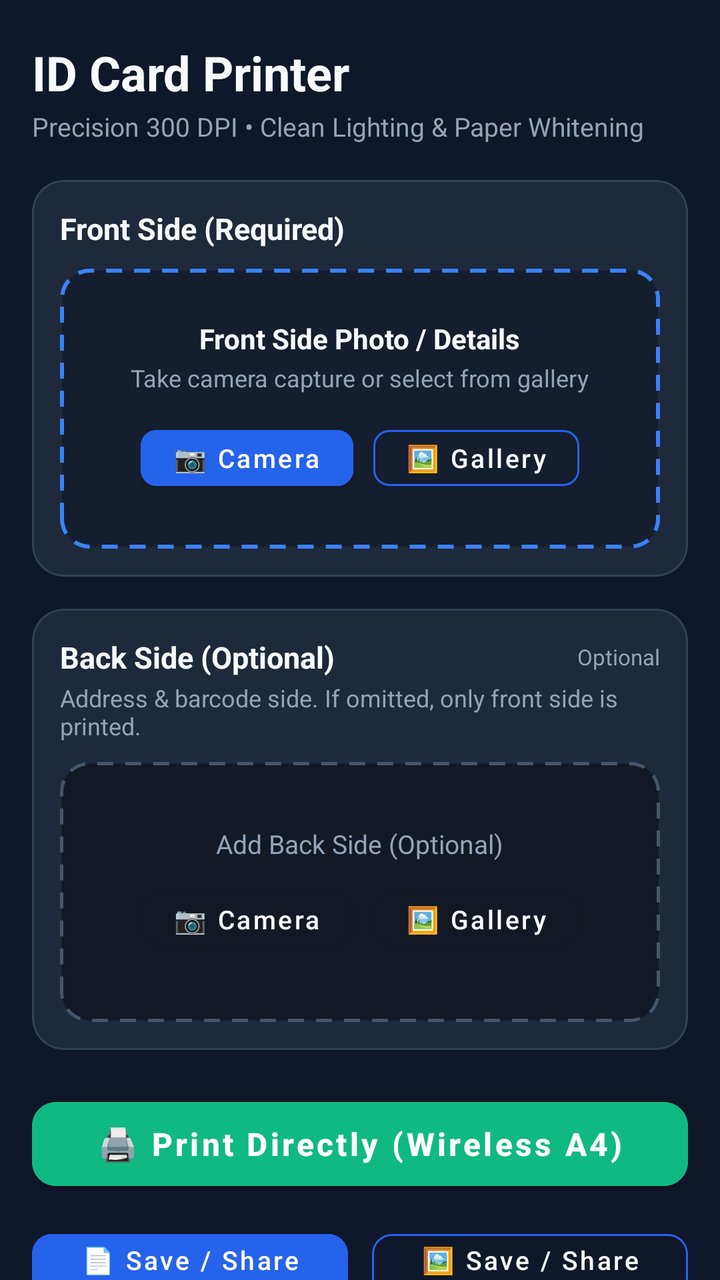
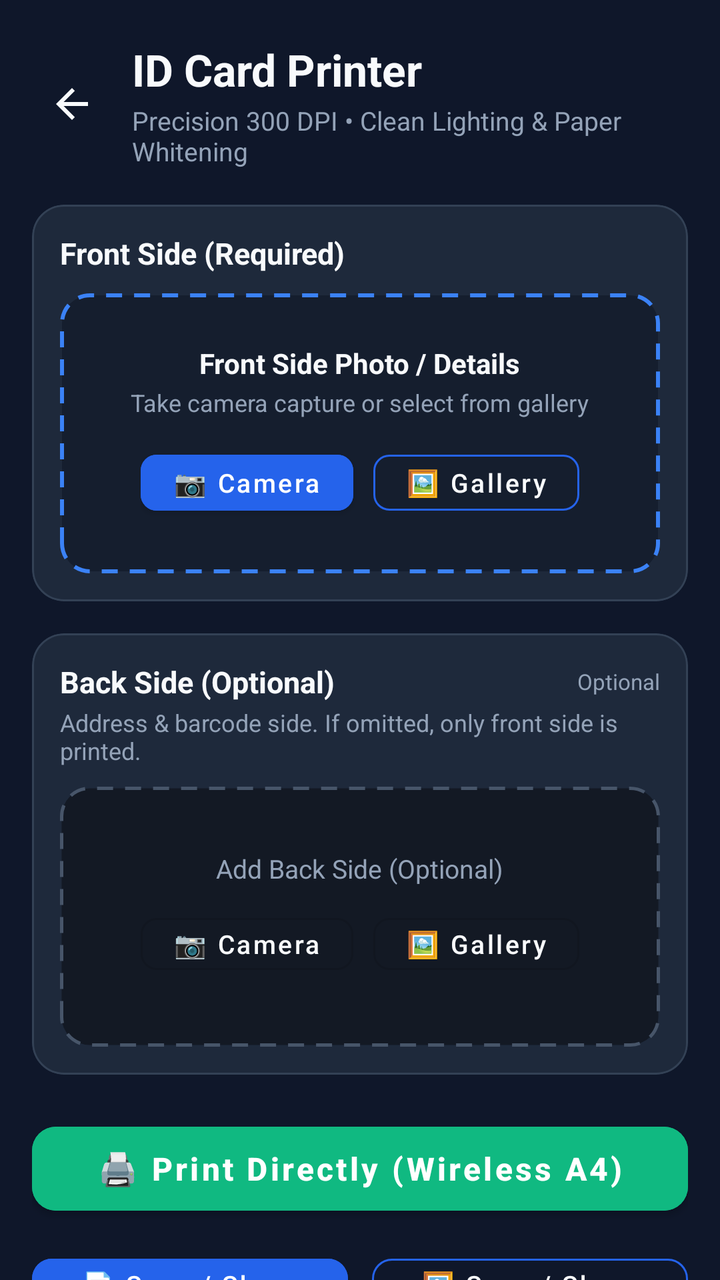

The first picture is an Android layout as it rendered before a commit; the second is the same layout after the commit. The layout source and the unified diff follow.
<!-- AndroidManifest.xml: activity theme Theme.IdCardPrinterApp -->
<!-- res/layout/activity_id_card_main.xml -->
<?xml version="1.0" encoding="utf-8"?>
<FrameLayout xmlns:android="http://schemas.android.com/apk/res/android"
    xmlns:app="http://schemas.android.com/apk/res-auto"
    xmlns:tools="http://schemas.android.com/tools"
    android:layout_width="match_parent"
    android:layout_height="match_parent"
    android:background="@color/background">

    <androidx.core.widget.NestedScrollView
        android:layout_width="match_parent"
        android:layout_height="match_parent"
        android:fillViewport="true">

        <LinearLayout
            android:layout_width="match_parent"
            android:layout_height="wrap_content"
            android:orientation="vertical"
            android:paddingHorizontal="16dp"
            android:paddingTop="20dp"
            android:paddingBottom="40dp">

            
            <LinearLayout
                android:layout_width="match_parent"
                android:layout_height="wrap_content"
                android:orientation="vertical"
                android:layout_marginBottom="18dp">

                <TextView
                    android:layout_width="wrap_content"
                    android:layout_height="wrap_content"
                    android:text="@string/idcard_app_title"
                    android:textColor="@color/text_primary"
                    android:textSize="24sp"
                    android:textStyle="bold" />

                <TextView
                    android:layout_width="wrap_content"
                    android:layout_height="wrap_content"
                    android:layout_marginTop="2dp"
                    android:text="Precision 300 DPI • Clean Lighting &amp; Paper Whitening"
                    android:textColor="@color/text_secondary"
                    android:textSize="13sp" />
            </LinearLayout>

            
            <com.google.android.material.card.MaterialCardView
                android:layout_width="match_parent"
                android:layout_height="wrap_content"
                android:layout_marginBottom="16dp"
                app:cardBackgroundColor="@color/surface"
                app:cardCornerRadius="16dp"
                app:cardElevation="0dp"
                app:strokeColor="@color/surface_variant"
                app:strokeWidth="1dp">

                <LinearLayout
                    android:layout_width="match_parent"
                    android:layout_height="wrap_content"
                    android:orientation="vertical"
                    android:padding="14dp">

                    <TextView
                        android:layout_width="wrap_content"
                        android:layout_height="wrap_content"
                        android:text="Front Side (Required)"
                        android:textColor="@color/text_primary"
                        android:textSize="15sp"
                        android:textStyle="bold" />

                    
                    <LinearLayout
                        android:id="@+id/layoutFrontEmpty"
                        android:layout_width="match_parent"
                        android:layout_height="140dp"
                        android:layout_marginTop="10dp"
                        android:background="@drawable/slot_dashed_bg"
                        android:orientation="vertical"
                        android:gravity="center"
                        android:padding="12dp">

                        <TextView
                            android:layout_width="wrap_content"
                            android:layout_height="wrap_content"
                            android:text="Front Side Photo / Details"
                            android:textColor="@color/text_primary"
                            android:textSize="14sp"
                            android:textStyle="bold" />

                        <TextView
                            android:layout_width="wrap_content"
                            android:layout_height="wrap_content"
                            android:layout_marginTop="2dp"
                            android:layout_marginBottom="12dp"
                            android:text="Take camera capture or select from gallery"
                            android:textColor="@color/text_secondary"
                            android:textSize="12sp" />

                        <LinearLayout
                            android:layout_width="wrap_content"
                            android:layout_height="wrap_content"
                            android:orientation="horizontal">

                            <com.google.android.material.button.MaterialButton
                                android:id="@+id/btnFrontCamera"
                                android:layout_width="wrap_content"
                                android:layout_height="40dp"
                                android:text="📷 Camera"
                                android:textSize="13sp"
                                android:textAllCaps="false"
                                android:textColor="#FFFFFF"
                                android:backgroundTint="@color/primary"
                                android:layout_marginEnd="10dp"
                                app:cornerRadius="8dp" />

                            <com.google.android.material.button.MaterialButton
                                android:id="@+id/btnFrontGallery"
                                style="@style/Widget.MaterialComponents.Button.OutlinedButton"
                                android:layout_width="wrap_content"
                                android:layout_height="40dp"
                                android:text="🖼 Gallery"
                                android:textSize="13sp"
                                android:textAllCaps="false"
                                android:textColor="@color/text_primary"
                                app:strokeColor="@color/primary"
                                app:cornerRadius="8dp" />
                        </LinearLayout>
                    </LinearLayout>

                    
                    <LinearLayout
                        android:id="@+id/layoutFrontLoaded"
                        android:layout_width="match_parent"
                        android:layout_height="wrap_content"
                        android:layout_marginTop="10dp"
                        android:orientation="vertical"
                        android:visibility="gone">

                        <com.google.android.material.card.MaterialCardView
                            android:layout_width="match_parent"
                            android:layout_height="140dp"
                            app:cardBackgroundColor="#0B0F19"
                            app:cardCornerRadius="10dp"
                            app:cardElevation="0dp">

                            <ImageView
                                android:id="@+id/ivFrontThumbnail"
                                android:layout_width="match_parent"
                                android:layout_height="match_parent"
                                android:scaleType="fitCenter"
                                android:adjustViewBounds="true"
                                android:padding="4dp" />
                        </com.google.android.material.card.MaterialCardView>

                        
                        <LinearLayout
                            android:layout_width="match_parent"
                            android:layout_height="wrap_content"
                            android:orientation="horizontal"
                            android:layout_marginTop="10dp">

                            <com.google.android.material.button.MaterialButton
                                android:id="@+id/btnFrontEditCrop"
                                android:layout_width="0dp"
                                android:layout_height="38dp"
                                android:layout_weight="1"
                                android:text="✂ Crop"
                                android:textSize="12sp"
                                android:textAllCaps="false"
                                android:textColor="#FFFFFF"
                                android:backgroundTint="@color/primary"
                                android:insetTop="0dp"
                                android:insetBottom="0dp"
                                android:layout_marginEnd="6dp"
                                app:cornerRadius="8dp" />

                            <com.google.android.material.button.MaterialButton
                                android:id="@+id/btnFrontRotate"
                                style="@style/Widget.MaterialComponents.Button.OutlinedButton"
                                android:layout_width="wrap_content"
                                android:layout_height="38dp"
                                android:text="↻ Rotate"
                                android:textSize="12sp"
                                android:textAllCaps="false"
                                android:textColor="@color/text_primary"
                                android:insetTop="0dp"
                                android:insetBottom="0dp"
                                android:layout_marginEnd="6dp"
                                app:cornerRadius="8dp" />

                            <com.google.android.material.button.MaterialButton
                                android:id="@+id/btnFrontCleanView"
                                style="@style/Widget.MaterialComponents.Button.OutlinedButton"
                                android:layout_width="wrap_content"
                                android:layout_height="38dp"
                                android:text="🔍 Clean"
                                android:textSize="12sp"
                                android:textAllCaps="false"
                                android:textColor="#38BDF8"
                                android:insetTop="0dp"
                                android:insetBottom="0dp"
                                android:layout_marginEnd="6dp"
                                app:cornerRadius="8dp" />

                            <com.google.android.material.button.MaterialButton
                                android:id="@+id/btnFrontRemove"
                                style="@style/Widget.MaterialComponents.Button.OutlinedButton"
                                android:layout_width="wrap_content"
                                android:layout_height="38dp"
                                android:text="✕"
                                android:textSize="12sp"
                                android:textColor="#EF4444"
                                android:insetTop="0dp"
                                android:insetBottom="0dp"
                                app:strokeColor="#EF4444"
                                app:cornerRadius="8dp" />
                        </LinearLayout>
                    </LinearLayout>

                </LinearLayout>
            </com.google.android.material.card.MaterialCardView>

            
            <com.google.android.material.card.MaterialCardView
                android:layout_width="match_parent"
                android:layout_height="wrap_content"
                android:layout_marginBottom="20dp"
                app:cardBackgroundColor="@color/surface"
                app:cardCornerRadius="16dp"
                app:cardElevation="0dp"
                app:strokeColor="@color/surface_variant"
                app:strokeWidth="1dp">

                <LinearLayout
                    android:layout_width="match_parent"
                    android:layout_height="wrap_content"
                    android:orientation="vertical"
                    android:padding="14dp">

                    <LinearLayout
                        android:layout_width="match_parent"
                        android:layout_height="wrap_content"
                        android:orientation="horizontal"
                        android:gravity="center_vertical">

                        <TextView
                            android:layout_width="0dp"
                            android:layout_height="wrap_content"
                            android:layout_weight="1"
                            android:text="Back Side (Optional)"
                            android:textColor="@color/text_primary"
                            android:textSize="15sp"
                            android:textStyle="bold" />

                        <TextView
                            android:layout_width="wrap_content"
                            android:layout_height="wrap_content"
                            android:text="Optional"
                            android:textColor="@color/text_secondary"
                            android:textSize="11sp" />
                    </LinearLayout>

                    <TextView
                        android:layout_width="wrap_content"
                        android:layout_height="wrap_content"
                        android:layout_marginTop="2dp"
                        android:text="Address &amp; barcode side. If omitted, only front side is printed."
                        android:textColor="@color/text_secondary"
                        android:textSize="12sp" />

                    
                    <LinearLayout
                        android:id="@+id/layoutBackEmpty"
                        android:layout_width="match_parent"
                        android:layout_height="130dp"
                        android:layout_marginTop="10dp"
                        android:background="@drawable/slot_dashed_optional_bg"
                        android:orientation="vertical"
                        android:gravity="center"
                        android:padding="12dp">

                        <TextView
                            android:layout_width="wrap_content"
                            android:layout_height="wrap_content"
                            android:text="Add Back Side (Optional)"
                            android:textColor="@color/text_secondary"
                            android:textSize="13sp" />

                        <LinearLayout
                            android:layout_width="wrap_content"
                            android:layout_height="wrap_content"
                            android:layout_marginTop="10dp"
                            android:orientation="horizontal">

                            <com.google.android.material.button.MaterialButton
                                android:id="@+id/btnBackCamera"
                                style="@style/Widget.MaterialComponents.Button.OutlinedButton"
                                android:layout_width="wrap_content"
                                android:layout_height="38dp"
                                android:text="📷 Camera"
                                android:textSize="13sp"
                                android:textAllCaps="false"
                                android:textColor="@color/text_primary"
                                android:layout_marginEnd="10dp"
                                app:cornerRadius="8dp" />

                            <com.google.android.material.button.MaterialButton
                                android:id="@+id/btnBackGallery"
                                style="@style/Widget.MaterialComponents.Button.OutlinedButton"
                                android:layout_width="wrap_content"
                                android:layout_height="38dp"
                                android:text="🖼 Gallery"
                                android:textSize="13sp"
                                android:textAllCaps="false"
                                android:textColor="@color/text_primary"
                                app:cornerRadius="8dp" />
                        </LinearLayout>
                    </LinearLayout>

                    
                    <LinearLayout
                        android:id="@+id/layoutBackLoaded"
                        android:layout_width="match_parent"
                        android:layout_height="wrap_content"
                        android:layout_marginTop="10dp"
                        android:orientation="vertical"
                        android:visibility="gone">

                        <com.google.android.material.card.MaterialCardView
                            android:layout_width="match_parent"
                            android:layout_height="140dp"
                            app:cardBackgroundColor="#0B0F19"
                            app:cardCornerRadius="10dp"
                            app:cardElevation="0dp">

                            <ImageView
                                android:id="@+id/ivBackThumbnail"
                                android:layout_width="match_parent"
                                android:layout_height="match_parent"
                                android:scaleType="fitCenter"
                                android:adjustViewBounds="true"
                                android:padding="4dp" />
                        </com.google.android.material.card.MaterialCardView>

                        
                        <LinearLayout
                            android:layout_width="match_parent"
                            android:layout_height="wrap_content"
                            android:orientation="horizontal"
                            android:layout_marginTop="10dp">

                            <com.google.android.material.button.MaterialButton
                                android:id="@+id/btnBackEditCrop"
                                android:layout_width="0dp"
                                android:layout_height="38dp"
                                android:layout_weight="1"
                                android:text="✂ Crop"
                                android:textSize="12sp"
                                android:textAllCaps="false"
                                android:textColor="#FFFFFF"
                                android:backgroundTint="@color/primary"
                                android:insetTop="0dp"
                                android:insetBottom="0dp"
                                android:layout_marginEnd="6dp"
                                app:cornerRadius="8dp" />

                            <com.google.android.material.button.MaterialButton
                                android:id="@+id/btnBackRotate"
                                style="@style/Widget.MaterialComponents.Button.OutlinedButton"
                                android:layout_width="wrap_content"
                                android:layout_height="38dp"
                                android:text="↻ Rotate"
                                android:textSize="12sp"
                                android:textAllCaps="false"
                                android:textColor="@color/text_primary"
                                android:insetTop="0dp"
                                android:insetBottom="0dp"
                                android:layout_marginEnd="6dp"
                                app:cornerRadius="8dp" />

                            <com.google.android.material.button.MaterialButton
                                android:id="@+id/btnBackCleanView"
                                style="@style/Widget.MaterialComponents.Button.OutlinedButton"
                                android:layout_width="wrap_content"
                                android:layout_height="38dp"
                                android:text="🔍 Clean"
                                android:textSize="12sp"
                                android:textAllCaps="false"
                                android:textColor="#38BDF8"
                                android:insetTop="0dp"
                                android:insetBottom="0dp"
                                android:layout_marginEnd="6dp"
                                app:cornerRadius="8dp" />

                            <com.google.android.material.button.MaterialButton
                                android:id="@+id/btnBackRemove"
                                style="@style/Widget.MaterialComponents.Button.OutlinedButton"
                                android:layout_width="wrap_content"
                                android:layout_height="38dp"
                                android:text="✕"
                                android:textSize="12sp"
                                android:textColor="#EF4444"
                                android:insetTop="0dp"
                                android:insetBottom="0dp"
                                app:strokeColor="#EF4444"
                                app:cornerRadius="8dp" />
                        </LinearLayout>
                    </LinearLayout>

                </LinearLayout>
            </com.google.android.material.card.MaterialCardView>

            

            
            <com.google.android.material.button.MaterialButton
                android:id="@+id/btnPrintDirect"
                android:layout_width="match_parent"
                android:layout_height="54dp"
                android:text="🖨 Print Directly (Wireless A4)"
                android:textAllCaps="false"
                android:textColor="#FFFFFF"
                android:textSize="16sp"
                android:textStyle="bold"
                android:backgroundTint="@color/secondary"
                android:layout_marginBottom="12dp"
                app:cornerRadius="12dp" />

            
            <LinearLayout
                android:layout_width="match_parent"
                android:layout_height="wrap_content"
                android:orientation="horizontal"
                android:layout_marginBottom="12dp">

                <com.google.android.material.button.MaterialButton
                    android:id="@+id/btnSavePdf"
                    android:layout_width="0dp"
                    android:layout_height="48dp"
                    android:layout_weight="1"
                    android:text="📄 Save / Share PDF"
                    android:textAllCaps="false"
                    android:textColor="#FFFFFF"
                    android:textSize="13sp"
                    android:backgroundTint="@color/primary"
                    android:layout_marginEnd="6dp"
                    app:cornerRadius="10dp" />

                <com.google.android.material.button.MaterialButton
                    android:id="@+id/btnSavePng"
                    style="@style/Widget.MaterialComponents.Button.OutlinedButton"
                    android:layout_width="0dp"
                    android:layout_height="48dp"
                    android:layout_weight="1"
                    android:text="🖼 Save / Share PNG"
                    android:textAllCaps="false"
                    android:textColor="@color/text_primary"
                    android:textSize="13sp"
                    android:layout_marginStart="6dp"
                    app:strokeColor="@color/primary"
                    app:cornerRadius="10dp" />
            </LinearLayout>

            
            <com.google.android.material.button.MaterialButton
                android:id="@+id/btnPreviewPage"
                style="@style/Widget.MaterialComponents.Button.OutlinedButton"
                android:layout_width="match_parent"
                android:layout_height="46dp"
                android:text="👁 Full A4 Page Preview"
                android:textAllCaps="false"
                android:textColor="@color/text_secondary"
                android:textSize="14sp"
                android:layout_marginBottom="18dp"
                app:cornerRadius="10dp"
                app:strokeColor="@color/surface_variant" />

            
            <com.google.android.material.card.MaterialCardView
                android:id="@+id/cardOutputTracker"
                android:layout_width="match_parent"
                android:layout_height="wrap_content"
                android:visibility="gone"
                app:cardBackgroundColor="@color/surface"
                app:cardCornerRadius="16dp"
                app:cardElevation="0dp"
                app:strokeColor="@color/secondary"
                app:strokeWidth="1.5dp">

                <LinearLayout
                    android:layout_width="match_parent"
                    android:layout_height="wrap_content"
                    android:orientation="vertical"
                    android:padding="16dp">

                    <TextView
                        android:layout_width="wrap_content"
                        android:layout_height="wrap_content"
                        android:text="Exported 300 DPI Outputs"
                        android:textColor="@color/secondary"
                        android:textSize="15sp"
                        android:textStyle="bold" />

                    
                    <LinearLayout
                        android:layout_width="match_parent"
                        android:layout_height="wrap_content"
                        android:layout_marginTop="10dp"
                        android:orientation="horizontal"
                        android:gravity="center_vertical">

                        <TextView
                            android:id="@+id/tvPdfTrack"
                            android:layout_width="0dp"
                            android:layout_height="wrap_content"
                            android:layout_weight="1"
                            android:text="📄 PDF: id_card_print.pdf"
                            android:textColor="@color/text_primary"
                            android:textSize="13sp"
                            android:ellipsize="middle"
                            android:singleLine="true" />

                        <com.google.android.material.button.MaterialButton
                            android:id="@+id/btnOpenPdf"
                            style="@style/Widget.MaterialComponents.Button.TextButton"
                            android:layout_width="wrap_content"
                            android:layout_height="36dp"
                            android:text="Open"
                            android:textColor="@color/primary"
                            android:insetTop="0dp"
                            android:insetBottom="0dp" />
                    </LinearLayout>

                    
                    <LinearLayout
                        android:layout_width="match_parent"
                        android:layout_height="wrap_content"
                        android:layout_marginTop="6dp"
                        android:orientation="horizontal"
                        android:gravity="center_vertical">

                        <TextView
                            android:id="@+id/tvPngTrack"
                            android:layout_width="0dp"
                            android:layout_height="wrap_content"
                            android:layout_weight="1"
                            android:text="🖼 PNG: id_card_print.png"
                            android:textColor="@color/text_primary"
                            android:textSize="13sp"
                            android:ellipsize="middle"
                            android:singleLine="true" />

                        <com.google.android.material.button.MaterialButton
                            android:id="@+id/btnOpenPng"
                            style="@style/Widget.MaterialComponents.Button.TextButton"
                            android:layout_width="wrap_content"
                            android:layout_height="36dp"
                            android:text="Open"
                            android:textColor="@color/primary"
                            android:insetTop="0dp"
                            android:insetBottom="0dp" />
                    </LinearLayout>
                </LinearLayout>
            </com.google.android.material.card.MaterialCardView>

        </LinearLayout>
    </androidx.core.widget.NestedScrollView>

    
    <FrameLayout
        android:id="@+id/globalLoadingOverlay"
        android:layout_width="match_parent"
        android:layout_height="match_parent"
        android:background="#B3000000"
        android:visibility="gone">

        <LinearLayout
            android:layout_width="wrap_content"
            android:layout_height="wrap_content"
            android:layout_gravity="center"
            android:orientation="vertical"
            android:gravity="center"
            android:background="@drawable/slot_dashed_bg"
            android:padding="28dp">

            <ProgressBar
                android:layout_width="48dp"
                android:layout_height="48dp"
                android:indeterminate="true"
                android:layout_marginBottom="12dp" />

            <TextView
                android:id="@+id/tvGlobalLoadingText"
                android:layout_width="wrap_content"
                android:layout_height="wrap_content"
                android:text="Composing 300 DPI A4 Page..."
                android:textColor="@color/text_primary"
                android:textSize="15sp"
                android:textStyle="bold" />
        </LinearLayout>
    </FrameLayout>

</FrameLayout>
<!-- resources referenced by this layout -->
<resources>
  <color name="background">#0F172A</color>
  <color name="primary">#2563EB</color>
  <color name="secondary">#10B981</color>
  <color name="surface">#1E293B</color>
  <color name="surface_variant">#334155</color>
  <color name="text_primary">#F8FAFC</color>
  <color name="text_secondary">#94A3B8</color>
  <!-- drawable slot_dashed_bg (drawable) -->
  <?xml version="1.0" encoding="utf-8"?>
  <shape xmlns:android="http://schemas.android.com/apk/res/android"
      android:shape="rectangle">
      <corners android:radius="14dp" />
      <solid android:color="#151E2E" />
      <stroke
          android:width="2dp"
          android:color="#3B82F6"
          android:dashWidth="8dp"
          android:dashGap="6dp" />
  </shape>
  <!-- drawable slot_dashed_optional_bg (drawable) -->
  <?xml version="1.0" encoding="utf-8"?>
  <shape xmlns:android="http://schemas.android.com/apk/res/android"
      android:shape="rectangle">
      <corners android:radius="14dp" />
      <solid android:color="#131924" />
      <stroke
          android:width="1.5dp"
          android:color="#475569"
          android:dashWidth="8dp"
          android:dashGap="6dp" />
  </shape>
  <string name="idcard_app_title">ID Card Printer</string>
  <style name="Theme.IdCardPrinterApp" parent="Theme.MaterialComponents.DayNight.NoActionBar">
          <item name="colorPrimary">@color/primary</item>
          <item name="colorPrimaryVariant">@color/primary_variant</item>
          <item name="colorSecondary">@color/secondary</item>
          <item name="android:colorBackground">@color/background</item>
          <item name="colorSurface">@color/surface</item>
          <item name="android:textColorPrimary">@color/text_primary</item>
          <item name="android:statusBarColor">@color/background</item>
      </style>
  <color name="primary_variant">#1D4ED8</color>
</resources>

<!-- the commit's change to res/layout/activity_id_card_main.xml (unified diff, before → after) -->
@@ -23,24 +23,43 @@
             <LinearLayout
                 android:layout_width="match_parent"
                 android:layout_height="wrap_content"
-                android:orientation="vertical"
+                android:orientation="horizontal"
+                android:gravity="center_vertical"
                 android:layout_marginBottom="18dp">
 
-                <TextView
-                    android:layout_width="wrap_content"
+                <ImageView
+                    android:id="@+id/btnBack"
+                    android:layout_width="40dp"
+                    android:layout_height="40dp"
+                    android:layout_marginEnd="10dp"
+                    android:background="?attr/selectableItemBackgroundBorderless"
+                    android:contentDescription="Back to Menu"
+                    android:padding="8dp"
+                    android:src="@drawable/ic_arrow_back"
+                    app:tint="@color/text_primary" />
+
+                <LinearLayout
+                    android:layout_width="0dp"
                     android:layout_height="wrap_content"
-                    android:text="@string/idcard_app_title"
-                    android:textColor="@color/text_primary"
-                    android:textSize="24sp"
-                    android:textStyle="bold" />
-
-                <TextView
-                    android:layout_width="wrap_content"
-                    android:layout_height="wrap_content"
-                    android:layout_marginTop="2dp"
-                    android:text="Precision 300 DPI • Clean Lighting &amp; Paper Whitening"
-                    android:textColor="@color/text_secondary"
-                    android:textSize="13sp" />
+                    android:layout_weight="1"
+                    android:orientation="vertical">
+
+                    <TextView
+                        android:layout_width="wrap_content"
+                        android:layout_height="wrap_content"
+                        android:text="@string/idcard_app_title"
+                        android:textColor="@color/text_primary"
+                        android:textSize="22sp"
+                        android:textStyle="bold" />
+
+                    <TextView
+                        android:layout_width="wrap_content"
+                        android:layout_height="wrap_content"
+                        android:layout_marginTop="2dp"
+                        android:text="Precision 300 DPI • Clean Lighting &amp; Paper Whitening"
+                        android:textColor="@color/text_secondary"
+                        android:textSize="13sp" />
+                </LinearLayout>
             </LinearLayout>
 
             
<!-- resource entries referenced after the edit -->
@@ -7,6 +7,16 @@
   <color name="surface_variant">#334155</color>
   <color name="text_primary">#F8FAFC</color>
   <color name="text_secondary">#94A3B8</color>
+  <!-- drawable ic_arrow_back (drawable) -->
+  <vector xmlns:android="http://schemas.android.com/apk/res/android"
+      android:width="24dp"
+      android:height="24dp"
+      android:viewportWidth="24"
+      android:viewportHeight="24">
+    <path
+        android:fillColor="#FFFFFFFF"
+        android:pathData="M20,11H7.83l5.59,-5.59L12,4l-8,8 8,8 1.41,-1.41L7.83,13H20v-2z"/>
+  </vector>
   <!-- drawable slot_dashed_bg (drawable) -->
   <?xml version="1.0" encoding="utf-8"?>
   <shape xmlns:android="http://schemas.android.com/apk/res/android"
